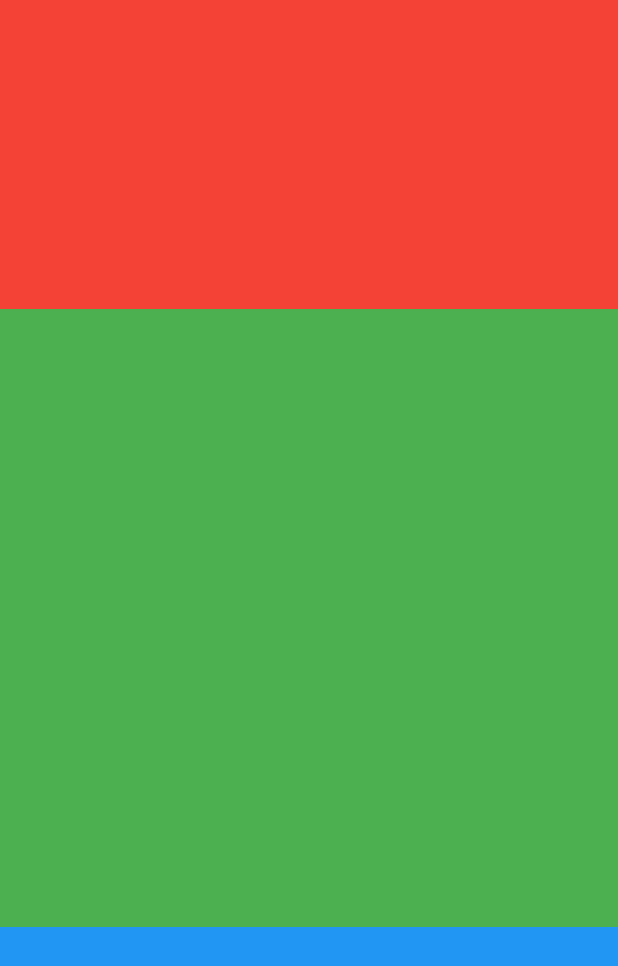
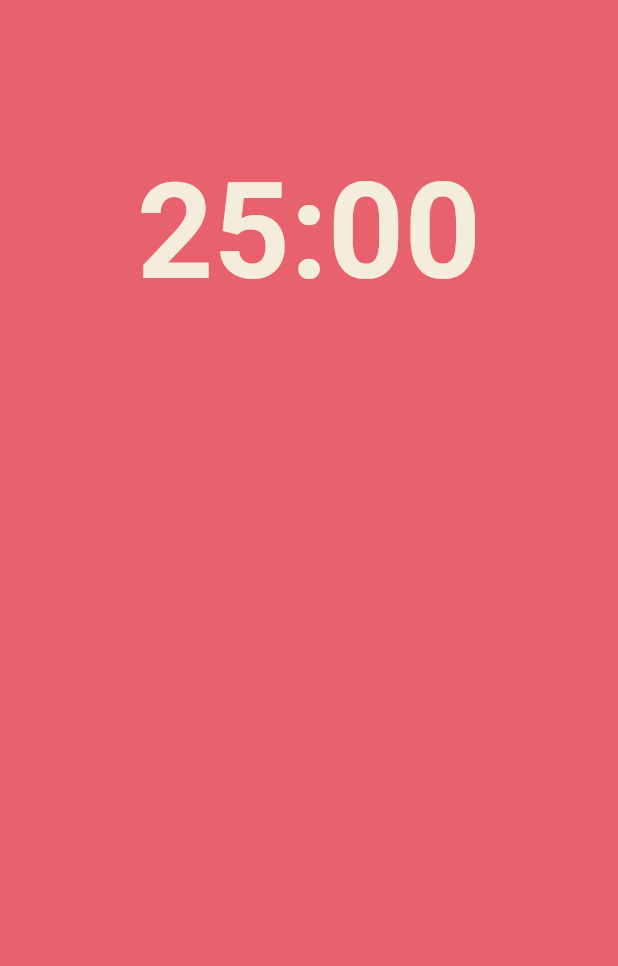
Before and after one commit to Kkim-Genie/pomodoro_app, a Flutter app: the screen it shows after launch, on a phone screen of 412 x 824 dp. Shown: the top 966 px of the screen. Run offline on Flutter 3.47's test engine with Material 2 defaults, Android fonts, the phone set to English and light mode, and no system bars.

Commit message:
[Update] First Flexible box

```diff
--- a/lib/screens/home_screen.dart
+++ b/lib/screens/home_screen.dart
@@ -11,31 +11,30 @@ class _HomeScreenState extends State<HomeScreen> {
   @override
   Widget build(BuildContext context) {
     return Scaffold(
+      backgroundColor: Theme.of(context).backgroundColor,
       body: Column(
         children: [
           Flexible(
             flex: 1,
             child: Container(
-              decoration: const BoxDecoration(
-                color: Colors.red,
+              alignment: Alignment.bottomCenter,
+              child: Text(
+                '25:00',
+                style: TextStyle(
+                  color: Theme.of(context).cardColor,
+                  fontSize: 89,
+                  fontWeight: FontWeight.w600,
+                ),
               ),
             ),
           ),
           Flexible(
             flex: 2,
-            child: Container(
-              decoration: const BoxDecoration(
-                color: Colors.green,
-              ),
-            ),
+            child: Container(),
           ),
           Flexible(
             flex: 1,
-            child: Container(
-              decoration: const BoxDecoration(
-                color: Colors.blue,
-              ),
-            ),
+            child: Container(),
           ),
         ],
       ),
```
